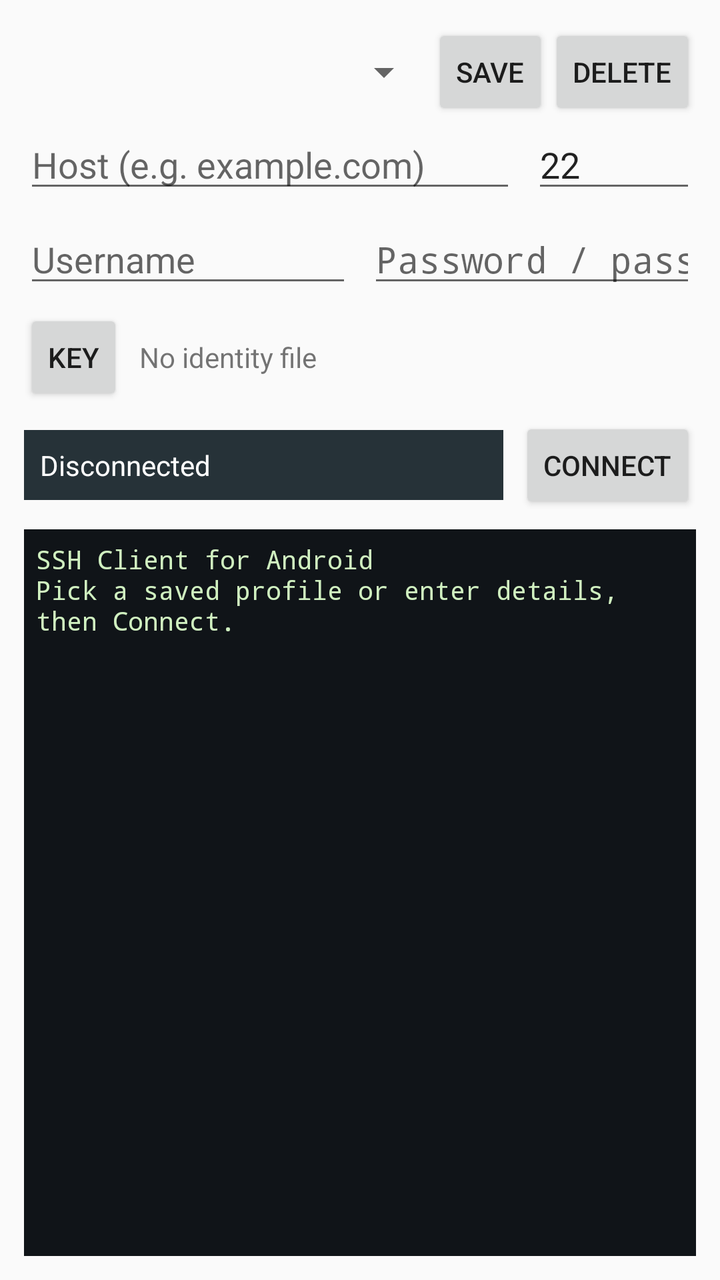
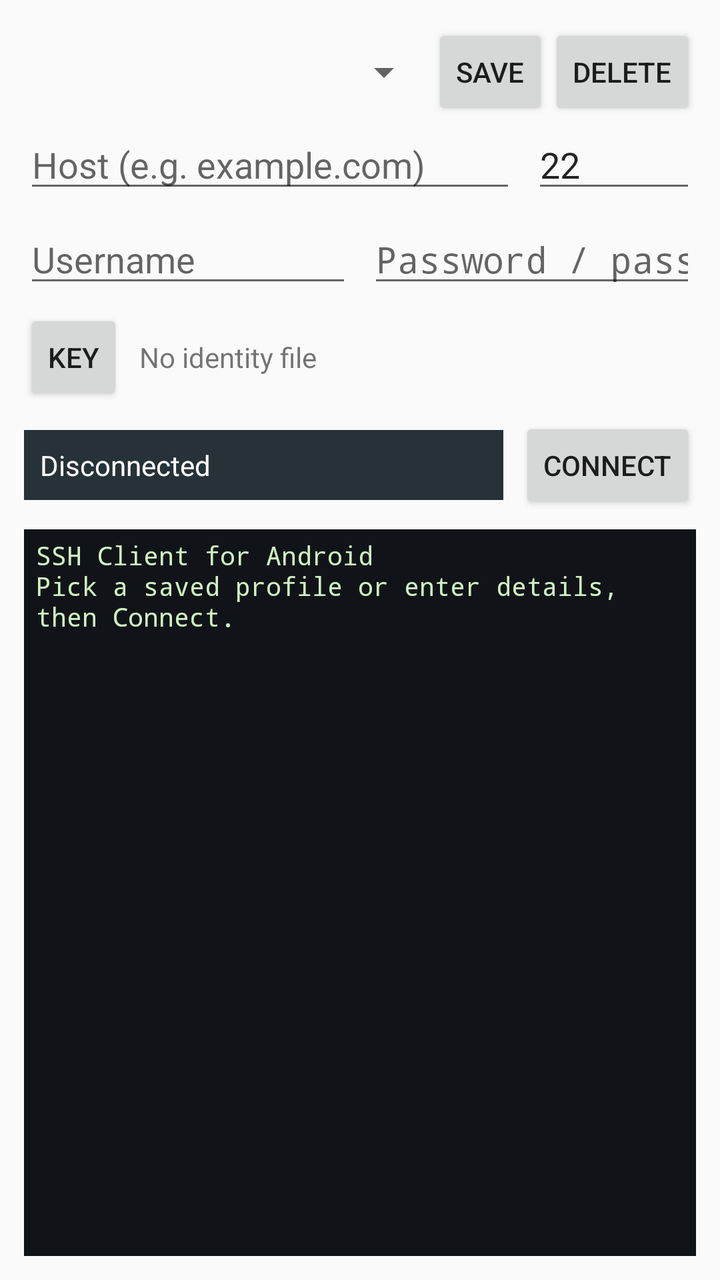

The first picture is an Android layout as it rendered before a commit; the second is the same layout after the commit. The layout source and the unified diff follow.
<!-- AndroidManifest.xml: application theme android:Theme.Material.Light.DarkActionBar -->
<!-- res/layout/activity_main.xml -->
<?xml version="1.0" encoding="utf-8"?>
<LinearLayout xmlns:android="http://schemas.android.com/apk/res/android"
    android:layout_width="match_parent"
    android:layout_height="match_parent"
    android:orientation="vertical"
    android:padding="12dp"
    android:fitsSystemWindows="true">

    <LinearLayout
        android:id="@+id/panelConnection"
        android:layout_width="match_parent"
        android:layout_height="wrap_content"
        android:orientation="vertical">

        
        <LinearLayout
            android:layout_width="match_parent"
            android:layout_height="wrap_content"
            android:orientation="horizontal"
            android:gravity="center_vertical">

            <Spinner
                android:id="@+id/spinnerProfiles"
                android:layout_width="0dp"
                android:layout_height="wrap_content"
                android:layout_weight="1" />

            <Button
                android:id="@+id/btnSave"
                style="?android:attr/buttonStyleSmall"
                android:layout_width="wrap_content"
                android:layout_height="wrap_content"
                android:text="@string/action_save" />

            <Button
                android:id="@+id/btnDelete"
                style="?android:attr/buttonStyleSmall"
                android:layout_width="wrap_content"
                android:layout_height="wrap_content"
                android:text="@string/action_delete" />
        </LinearLayout>

        
        <LinearLayout
            android:layout_width="match_parent"
            android:layout_height="wrap_content"
            android:orientation="horizontal">

            <EditText
                android:id="@+id/editHost"
                android:layout_width="0dp"
                android:layout_height="wrap_content"
                android:layout_weight="3"
                android:hint="@string/hint_host"
                android:inputType="textUri"
                android:imeOptions="actionNext"
                android:singleLine="true" />

            <EditText
                android:id="@+id/editPort"
                android:layout_width="0dp"
                android:layout_height="wrap_content"
                android:layout_weight="1"
                android:layout_marginStart="8dp"
                android:hint="@string/hint_port"
                android:text="22"
                android:inputType="number"
                android:singleLine="true"
                android:imeOptions="actionNext" />
        </LinearLayout>

        <LinearLayout
            android:layout_width="match_parent"
            android:layout_height="wrap_content"
            android:layout_marginTop="6dp"
            android:orientation="horizontal">

            <EditText
                android:id="@+id/editUser"
                android:layout_width="0dp"
                android:layout_height="wrap_content"
                android:layout_weight="1"
                android:hint="@string/hint_user"
                android:inputType="text"
                android:singleLine="true"
                android:imeOptions="actionNext"
                android:autofillHints="username" />

            <EditText
                android:id="@+id/editPassword"
                android:layout_width="0dp"
                android:layout_height="wrap_content"
                android:layout_weight="1"
                android:layout_marginStart="8dp"
                android:hint="@string/hint_password"
                android:inputType="textPassword"
                android:singleLine="true"
                android:imeOptions="actionDone"
                android:autofillHints="password" />
        </LinearLayout>

        
        <LinearLayout
            android:layout_width="match_parent"
            android:layout_height="wrap_content"
            android:layout_marginTop="6dp"
            android:orientation="horizontal"
            android:gravity="center_vertical">

            <Button
                android:id="@+id/btnImportKey"
                style="?android:attr/buttonStyleSmall"
                android:layout_width="wrap_content"
                android:layout_height="wrap_content"
                android:text="@string/action_import_key" />

            <TextView
                android:id="@+id/txtIdentity"
                android:layout_width="0dp"
                android:layout_height="wrap_content"
                android:layout_weight="1"
                android:layout_marginStart="8dp"
                android:text="@string/identity_none"
                android:singleLine="true"
                android:ellipsize="middle" />
        </LinearLayout>
    </LinearLayout>

    <LinearLayout
        android:layout_width="match_parent"
        android:layout_height="wrap_content"
        android:layout_marginTop="6dp"
        android:orientation="horizontal"
        android:gravity="center_vertical">

        <TextView
            android:id="@+id/txtStatus"
            android:layout_width="0dp"
            android:layout_height="wrap_content"
            android:layout_weight="1"
            android:padding="8dp"
            android:background="@color/status_bar"
            android:textColor="@color/status_text"
            android:text="@string/status_disconnected"
            android:singleLine="true"
            android:ellipsize="end" />

        <Button
            android:id="@+id/btnConnect"
            android:layout_width="wrap_content"
            android:layout_height="wrap_content"
            android:layout_marginStart="8dp"
            android:text="@string/action_connect" />
    </LinearLayout>

    
    <include layout="@layout/key_toolbar" />

    
    <ScrollView
        android:id="@+id/scrollOutput"
        android:layout_width="match_parent"
        android:layout_height="0dp"
        android:layout_weight="1"
        android:layout_marginTop="8dp"
        android:background="@color/terminal_bg"
        android:padding="6dp"
        android:scrollbars="vertical"
        android:fillViewport="true">

        <EditText
            android:id="@+id/txtOutput"
            android:layout_width="match_parent"
            android:layout_height="wrap_content"
            android:background="@null"
            android:fontFamily="monospace"
            android:textColor="@color/terminal_fg"
            android:textSize="13sp"
            android:gravity="top"
            android:inputType="textMultiLine|textNoSuggestions|textVisiblePassword"
            android:imeOptions="actionNone|flagNoExtractUi"
            android:enabled="false"
            android:text="@string/welcome_banner" />
    </ScrollView>
</LinearLayout>
<!-- res/layout/key_toolbar.xml (included above) -->
<?xml version="1.0" encoding="utf-8"?>
<HorizontalScrollView xmlns:android="http://schemas.android.com/apk/res/android"
    android:id="@+id/keyToolbar"
    android:layout_width="match_parent"
    android:layout_height="wrap_content"
    android:visibility="gone"
    android:scrollbars="none">

    <LinearLayout
        android:layout_width="wrap_content"
        android:layout_height="wrap_content"
        android:orientation="horizontal">

        <Button android:id="@+id/keyEsc" style="?android:attr/buttonStyleSmall" android:layout_width="wrap_content" android:layout_height="wrap_content" android:text="@string/key_esc" />
        <Button android:id="@+id/keyTab" style="?android:attr/buttonStyleSmall" android:layout_width="wrap_content" android:layout_height="wrap_content" android:text="@string/key_tab" />
        <Button android:id="@+id/keyCtrlC" style="?android:attr/buttonStyleSmall" android:layout_width="wrap_content" android:layout_height="wrap_content" android:text="@string/key_ctrl_c" />
        <Button android:id="@+id/keyCtrlD" style="?android:attr/buttonStyleSmall" android:layout_width="wrap_content" android:layout_height="wrap_content" android:text="@string/key_ctrl_d" />
        <Button android:id="@+id/keyUp" style="?android:attr/buttonStyleSmall" android:layout_width="wrap_content" android:layout_height="wrap_content" android:text="@string/key_up" />
        <Button android:id="@+id/keyDown" style="?android:attr/buttonStyleSmall" android:layout_width="wrap_content" android:layout_height="wrap_content" android:text="@string/key_down" />
        <Button android:id="@+id/keyLeft" style="?android:attr/buttonStyleSmall" android:layout_width="wrap_content" android:layout_height="wrap_content" android:text="@string/key_left" />
        <Button android:id="@+id/keyRight" style="?android:attr/buttonStyleSmall" android:layout_width="wrap_content" android:layout_height="wrap_content" android:text="@string/key_right" />
        <Button android:id="@+id/keyCtrlA" style="?android:attr/buttonStyleSmall" android:layout_width="wrap_content" android:layout_height="wrap_content" android:text="@string/key_ctrl_a" />
        <Button android:id="@+id/keyCtrlE" style="?android:attr/buttonStyleSmall" android:layout_width="wrap_content" android:layout_height="wrap_content" android:text="@string/key_ctrl_e" />
        <Button android:id="@+id/keyCtrlB" style="?android:attr/buttonStyleSmall" android:layout_width="wrap_content" android:layout_height="wrap_content" android:text="@string/key_ctrl_b" />
        <Button android:id="@+id/keyCtrlZ" style="?android:attr/buttonStyleSmall" android:layout_width="wrap_content" android:layout_height="wrap_content" android:text="@string/key_ctrl_z" />
        <Button android:id="@+id/keyFontUp" style="?android:attr/buttonStyleSmall" android:layout_width="wrap_content" android:layout_height="wrap_content" android:text="@string/key_font_up" />
        <Button android:id="@+id/keyFontDown" style="?android:attr/buttonStyleSmall" android:layout_width="wrap_content" android:layout_height="wrap_content" android:text="@string/key_font_down" />
    </LinearLayout>
</HorizontalScrollView>
<!-- resources referenced by this layout -->
<resources>
  <color name="status_bar">#FF263238</color>
  <color name="status_text">#FFFFFFFF</color>
  <color name="terminal_bg">#FF101418</color>
  <color name="terminal_fg">#FFD0F0C0</color>
  <string name="action_connect">Connect</string>
  <string name="action_delete">Delete</string>
  <string name="action_import_key">Key</string>
  <string name="action_save">Save</string>
  <string name="hint_host">Host (e.g. example.com)</string>
  <string name="hint_password">Password / passphrase</string>
  <string name="hint_port">Port</string>
  <string name="hint_user">Username</string>
  <string name="identity_none">No identity file</string>
  <string name="key_ctrl_a">Ctrl+A</string>
  <string name="key_ctrl_b">Ctrl+B</string>
  <string name="key_ctrl_c">Ctrl+C</string>
  <string name="key_ctrl_d">Ctrl+D</string>
  <string name="key_ctrl_e">Ctrl+E</string>
  <string name="key_ctrl_z">Ctrl+Z</string>
  <string name="key_down">▼</string>
  <string name="key_esc">ESC</string>
  <string name="key_font_down">A-</string>
  <string name="key_font_up">A+</string>
  <string name="key_left">◀</string>
  <string name="key_right">▶</string>
  <string name="key_tab">TAB</string>
  <string name="key_up">▲</string>
  <string name="status_disconnected">Disconnected</string>
  <string name="welcome_banner">SSH Client for Android\nPick a saved profile or enter details, then Connect.</string>
</resources>

<!-- the commit's change to res/layout/activity_main.xml (unified diff, before → after) -->
@@ -174,6 +174,7 @@
             android:layout_height="wrap_content"
             android:background="@null"
             android:fontFamily="monospace"
+            android:includeFontPadding="false"
             android:textColor="@color/terminal_fg"
             android:textSize="13sp"
             android:gravity="top"
